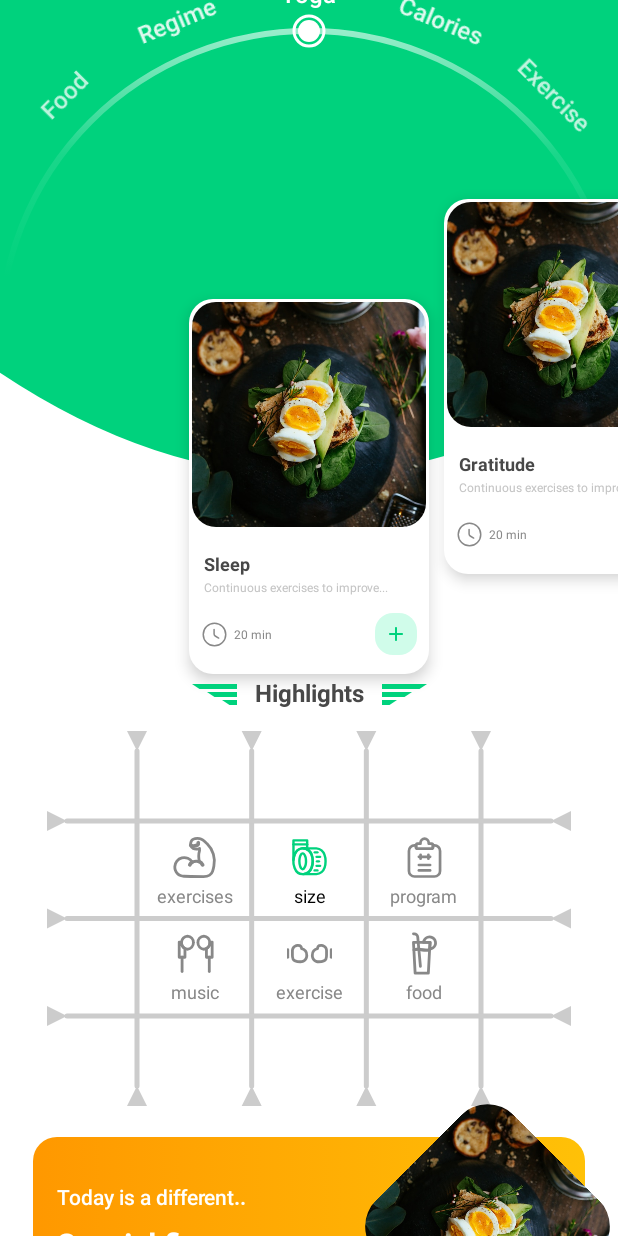
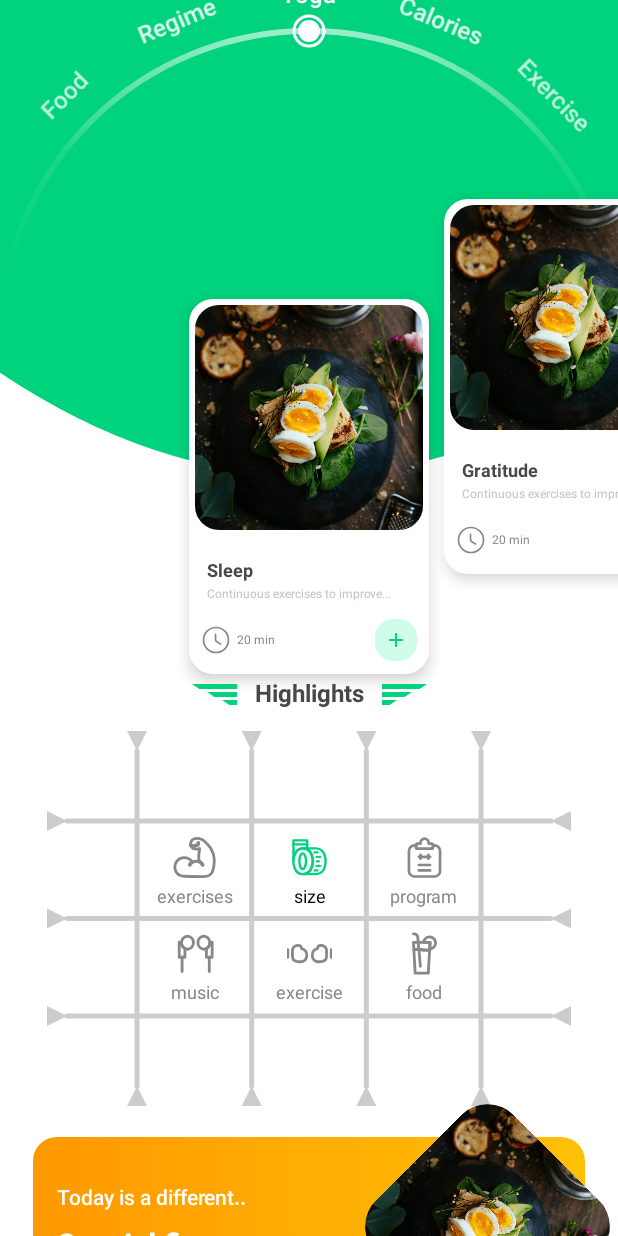
Before and after one commit to RahimMahmoudzadeh/Coach, an Android app built with Jetpack Compose: the @Preview function HomeScreenPreview, on a phone screen of 412 x 824 dp. Run offline under Robolectric (Android 15) with nearby library versions, the light colour scheme and no system bars.

Commit message:
feat: use design system tokens (font size,space and size) in ArcCarousel.kt

```diff
--- a/feature/home/src/main/kotlin/com/rahim/coach/feature/home/components/ArcCarousel.kt
+++ b/feature/home/src/main/kotlin/com/rahim/coach/feature/home/components/ArcCarousel.kt
@@ -60,6 +60,9 @@ import androidx.compose.ui.unit.dp
 import androidx.compose.ui.unit.sp
 import androidx.compose.ui.util.lerp
 import com.rahim.coach.feature.home.R
+import com.rahim.coach.library.designsystem.base.LocalFontSize
+import com.rahim.coach.library.designsystem.base.LocalSize
+import com.rahim.coach.library.designsystem.base.LocalSpacing
 import kotlinx.coroutines.launch
 import kotlin.math.abs
 import kotlin.math.absoluteValue
@@ -74,6 +77,10 @@ fun InteractiveArcCarousel(
     primaryItems: List<String>,
     cardItems: (String) -> List<String>,
 ) {
+
+    val size = LocalSize.current
+    val fontSize = LocalFontSize.current
+
     var primaryItem by remember { mutableStateOf(primaryItems.first()) }
     var secondaryItems by remember { mutableStateOf(cardItems(primaryItem)) }
 
@@ -92,9 +99,7 @@ fun InteractiveArcCarousel(
         contentAlignment = Alignment.Center,
         modifier = modifier
     ) {
-        val containerWidth = maxWidth
-        // Here we consider the arc to be drawn in a square area equal to containerWidth.
-        val arcSize = containerWidth
+        val arcSize = maxWidth
 
         Canvas(
             modifier = Modifier
@@ -108,7 +113,7 @@ fun InteractiveArcCarousel(
                     1f to Color.White.copy(alpha = 0f)
                 ),
                 center = center,
-                style = Stroke(width = 4.dp.toPx(), cap = StrokeCap.Round)
+                style = Stroke(width = size.default.toPx(), cap = StrokeCap.Round)
             )
 
             drawCircle(
@@ -153,7 +158,7 @@ fun InteractiveArcCarousel(
 
             Text(
                 primaryItems[index],
-                fontSize = 16.sp,
+                fontSize = fontSize.small,
                 color = Color.White,
                 modifier = Modifier
                     .offset(x.dp, y.dp)
@@ -246,6 +251,10 @@ fun CarouselCard(
     onAddClick: () -> Unit,
     onCardClick: () -> Unit,
 ) {
+    val size = LocalSize.current
+    val space = LocalSpacing.current
+    val fontSize = LocalFontSize.current
+
     Card(
         modifier = modifier
             .size(
@@ -253,7 +262,7 @@ fun CarouselCard(
                 height = 250.dp
             )
             .clickable { onCardClick() },
-        shape = RoundedCornerShape(16.dp),
+        shape = RoundedCornerShape(size.extraSmall),
         colors = CardDefaults.cardColors(
             containerColor = Color.White
         ),
@@ -265,30 +274,30 @@ fun CarouselCard(
                 painter = painterResource(R.drawable.food),
                 contentDescription = "Card Image",
                 modifier = Modifier
-                    .padding(2.dp)
-                    .clip(RoundedCornerShape(16.dp))
+                    .padding(space.default)
+                    .clip(RoundedCornerShape(size.extraSmall))
                     .fillMaxWidth()
                     .height(150.dp),
                 contentScale = ContentScale.Crop
             )
 
-            Spacer(modifier = Modifier.height(16.dp))
+            Spacer(modifier = Modifier.height(size.extraSmall))
 
             // Text Section
             Column(
                 modifier = Modifier
-                    .padding(horizontal = 10.dp)
+                    .padding(horizontal = space.small)
                     .fillMaxWidth()
             ) {
                 Text(
                     text = title,
                     style = TextStyle(
                         fontWeight = FontWeight.Bold,
-                        fontSize = 12.sp,
+                        fontSize = fontSize.default,
                         color = MaterialTheme.colorScheme.onSecondary
                     )
                 )
-                Spacer(modifier = Modifier.height(4.dp))
+                Spacer(modifier = Modifier.height(size.default))
                 Text(
                     text = description,
                     style = TextStyle(
@@ -299,13 +308,13 @@ fun CarouselCard(
                 )
             }
 
-            Spacer(modifier = Modifier.height(12.dp))
+            Spacer(modifier = Modifier.height(size.extraExtraSmall))
 
             // Bottom Section
             Row(
                 modifier = Modifier
                     .fillMaxWidth()
-                    .padding(horizontal = 8.dp),
+                    .padding(horizontal = space.extraSmall),
                 verticalAlignment = Alignment.CenterVertically,
                 horizontalArrangement = Arrangement.SpaceBetween
             ) {
@@ -317,10 +326,10 @@ fun CarouselCard(
                         painter = painterResource(id = R.drawable.ic_clock),
                         contentDescription = "Duration Icon",
                         tint = Color.Gray,
-                        modifier = Modifier.size(18.dp)
+                        modifier = Modifier.size(size.small)
                     )
 
-                    Spacer(modifier = Modifier.width(4.dp))
+                    Spacer(modifier = Modifier.width(size.default))
 
                     Text(
                         text = duration,
@@ -335,12 +344,12 @@ fun CarouselCard(
                 // Add Button
                 Box(
                     modifier = Modifier
-                        .size(28.dp)
+                        .size(size.large)
                         .background(
                             color = Color(0xFFD0FCEA),
-                            shape = RoundedCornerShape(12.dp)
+                            shape = RoundedCornerShape(size.extraExtraSmall)
                         )
-                        .padding(2.dp)
+                        .padding(space.default)
                         .clickable { onAddClick() },
                     contentAlignment = Alignment.Center
                 ) {
@@ -348,12 +357,12 @@ fun CarouselCard(
                         painter = painterResource(id = R.drawable.round_add_24),
                         contentDescription = "Add Icon",
                         tint = MaterialTheme.colorScheme.primary,
-                        modifier = Modifier.size(16.dp)
+                        modifier = Modifier.size(size.extraSmall)
                     )
                 }
             }
 
-            Spacer(modifier = Modifier.height(8.dp))
+            Spacer(modifier = Modifier.height(size.extraExtraExtraSmall))
         }
     }
 }
```
